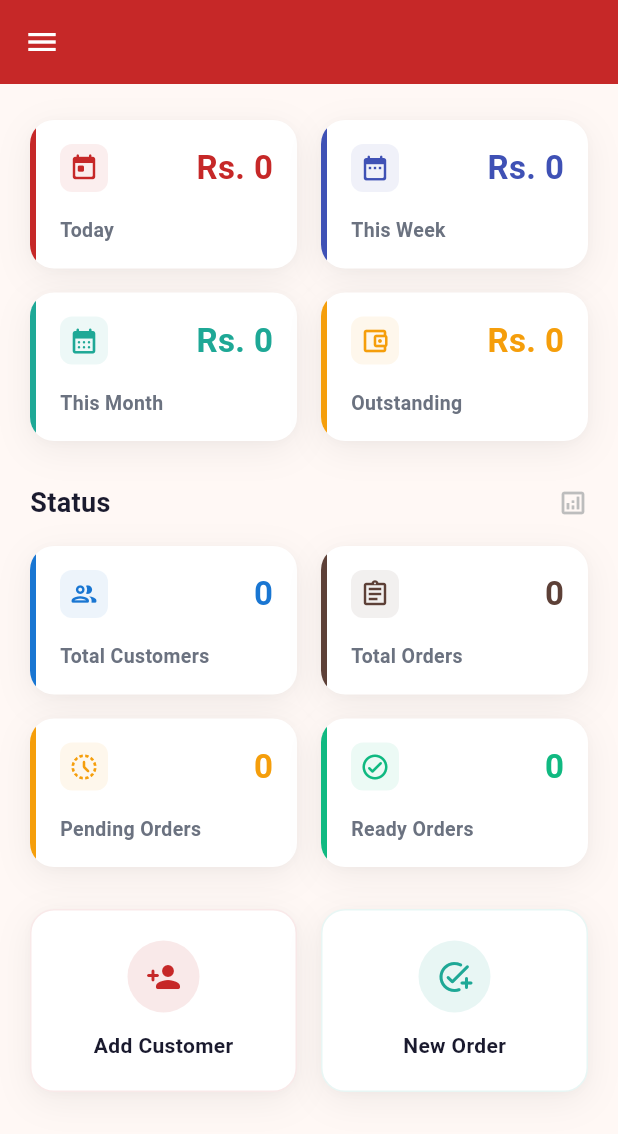
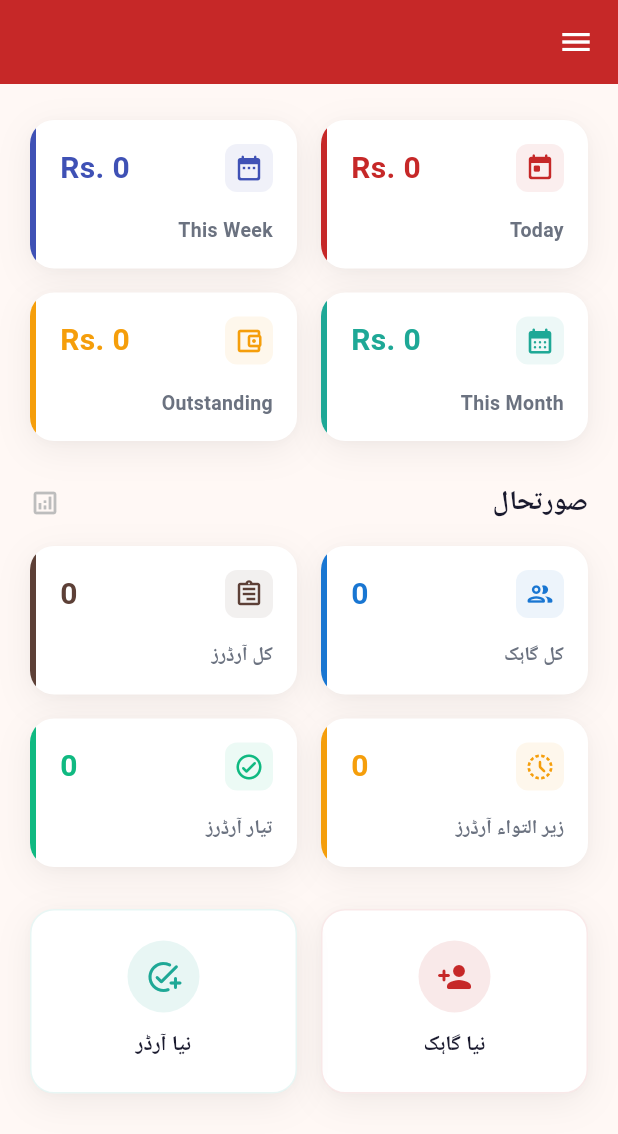
Before and after one commit to zaheerabbasdev/Zubair-Tailor-, a Flutter app: the screen it shows after launch, on a phone screen of 412 x 824 dp. Shown: the top 1134 px of the screen. Run offline on Flutter 3.47's test engine with Material 3 defaults, Android fonts, the phone set to English and light mode, and no system bars; our stand-ins replace csv, flutter_local_notifications, flutter_secure_storage, google_sign_in, image_picker, pdf and 6 more; missing offline and left inert: extension_google_sign_in_as_googleapis_auth, googleapis; accounts and stored records are empty.

Commit message:
fix all the issue

```diff
--- a/mobile_app/lib/l10n/app_localizations.dart
+++ b/mobile_app/lib/l10n/app_localizations.dart
@@ -836,11 +836,41 @@ abstract class AppLocalizations {
   /// **'Due {date}'**
   String dueOn(String date);
 
+  /// No description provided for @today.
+  ///
+  /// In en, this message translates to:
+  /// **'Today'**
+  String get today;
+
+  /// No description provided for @thisWeek.
+  ///
+  /// In en, this message translates to:
+  /// **'This Week'**
+  String get thisWeek;
+
   /// No description provided for @thisMonth.
   ///
   /// In en, this message translates to:
   /// **'This Month'**
   String get thisMonth;
+
+  /// No description provided for @thisYear.
+  ///
+  /// In en, this message translates to:
+  /// **'This Year'**
+  String get thisYear;
+
+  /// No description provided for @lastYear.
+  ///
+  /// In en, this message translates to:
+  /// **'Last Year'**
+  String get lastYear;
+
+  /// No description provided for @customRange.
+  ///
+  /// In en, this message translates to:
+  /// **'Custom'**
+  String get customRange;
 
   /// No description provided for @last30Days.
   ///
@@ -853,6 +883,18 @@ abstract class AppLocalizations {
   /// In en, this message translates to:
   /// **'All Time'**
   String get allTime;
+
+  /// No description provided for @payDue.
+  ///
+  /// In en, this message translates to:
+  /// **'Pay Due (Rs. {amount})'**
+  String payDue(String amount);
+
+  /// No description provided for @fullyPaid.
+  ///
+  /// In en, this message translates to:
+  /// **'Fully Paid'**
+  String get fullyPaid;
 
   /// No description provided for @revenueCollected.
   ///
--- a/mobile_app/lib/providers/locale_provider.dart
+++ b/mobile_app/lib/providers/locale_provider.dart
@@ -2,7 +2,7 @@ import 'package:flutter/material.dart';
 import 'package:shared_preferences/shared_preferences.dart';
 
 class LocaleProvider extends ChangeNotifier {
-  Locale _locale = const Locale('en');
+  Locale _locale = const Locale('ur');
 
   Locale get locale => _locale;
 
@@ -12,7 +12,7 @@ class LocaleProvider extends ChangeNotifier {
 
   Future<void> _loadLocale() async {
     final prefs = await SharedPreferences.getInstance();
-    final languageCode = prefs.getString('language_code') ?? 'en';
+    final languageCode = prefs.getString('language_code') ?? 'ur';
     _locale = Locale(languageCode);
     notifyListeners();
   }
--- a/mobile_app/lib/screens/dashboard_screen.dart
+++ b/mobile_app/lib/screens/dashboard_screen.dart
@@ -103,6 +103,7 @@ class _DashboardScreenState extends State<DashboardScreen> {
           : RefreshIndicator(
               onRefresh: _fetchSummary,
               child: ListView(
+                physics: const NeverScrollableScrollPhysics(),
                 padding: const EdgeInsets.fromLTRB(20, 24, 20, 40),
                 children: [
                   ..._buildDashboardContent(l10n),
@@ -326,12 +327,18 @@ class _DashboardScreenState extends State<DashboardScreen> {
                     ),
                     child: Icon(icon, color: accentColor, size: 20),
                   ),
-                  Text(
-                    value,
-                    style: TextStyle(
-                      fontSize: 22,
-                      fontWeight: FontWeight.bold,
-                      color: accentColor,
+                  const SizedBox(width: 8),
+                  Flexible(
+                    child: FittedBox(
+                      fit: BoxFit.scaleDown,
+                      child: Text(
+                        value,
+                        style: TextStyle(
+                          fontSize: 20,
+                          fontWeight: FontWeight.bold,
+                          color: accentColor,
+                        ),
+                      ),
                     ),
                   ),
                 ],
```
Also changed, not shown: mobile_app/lib/l10n/app_en.arb (+10 -0 lines), mobile_app/lib/l10n/app_localizations_en.dart (+23 -0 lines), mobile_app/lib/l10n/app_localizations_ur.dart (+23 -0 lines), mobile_app/lib/l10n/app_ur.arb (+7 -0 lines), mobile_app/lib/screens/order_list_screen.dart (+20 -11 lines), mobile_app/lib/utils/status_helper.dart (+10 -0 lines).
